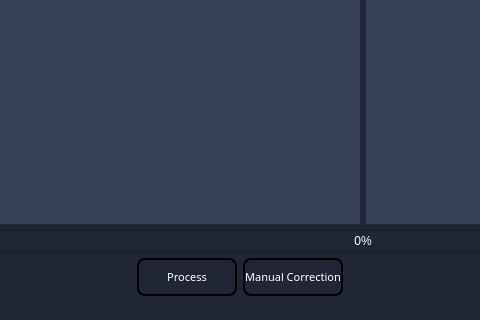
Qt form QT_main.ui (KevinPan2021/Vascular-Segmentation) before a commit; both pictures show x 510 to 990 and y 480 to 800 of the 1500 by 800 pixel window.
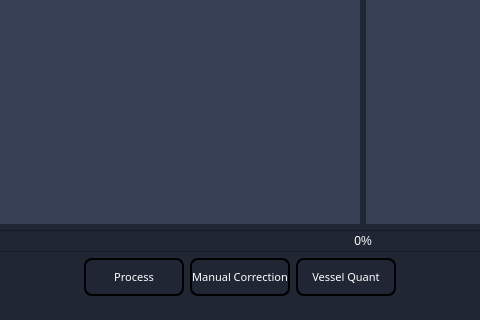
The same form after that commit. Icons and pictures are not drawn.

Diff of the .ui file:
```diff
--- a/QT_main.ui
+++ b/QT_main.ui
@@ -724,6 +724,78 @@
           </property>
          </widget>
         </item>
+        <item>
+         <widget class="QToolButton" name="main_button_vessel_quant">
+          <property name="minimumSize">
+           <size>
+            <width>100</width>
+            <height>38</height>
+           </size>
+          </property>
+          <property name="maximumSize">
+           <size>
+            <width>100</width>
+            <height>38</height>
+           </size>
+          </property>
+          <property name="font">
+           <font>
+            <family>微软雅黑</family>
+            <pointsize>8</pointsize>
+           </font>
+          </property>
+          <property name="toolTipDuration">
+           <number>-1</number>
+          </property>
+          <property name="styleSheet">
+           <string notr="true">QToolButton {
+	color:white; 
+	background:qlineargradient(spread:pad, x1:0, y1:1, x2:0, y2:0, 		stop:0 rgba(32, 38, 52, 255), 
+		stop:1 rgba(91, 99, 120, 255));
+	border: 2px solid black;
+	border-radius: 8px;
+}
+
+QToolButton:checked {
+	color:white; 
+	background-color: rgba(121, 129, 150, 255);
+	border: 2px solid black;
+	border-radius: 8px;
+	padding: 0;
+}
+
+QToolButton:disabled {
+	color:gray; 
+	background-color: rgba(32, 38, 52, 255);
+	border: 2px solid black;
+	border-radius: 8px;
+	padding: 0;
+}</string>
+          </property>
+          <property name="text">
+           <string>Vessel Quant</string>
+          </property>
+          <property name="icon">
+           <iconset>
+            <normaloff>icons/RoI.png</normaloff>icons/RoI.png</iconset>
+          </property>
+          <property name="iconSize">
+           <size>
+            <width>18</width>
+            <height>18</height>
+           </size>
+          </property>
+          <property name="checkable">
+           <bool>false</bool>
+          </property>
+          <property name="checked">
+           <bool>false</bool>
+          </property>
+          <property name="toolButtonStyle">
+           <enum>Qt::ToolButtonTextUnderIcon</enum>
+          </property>
+         </widget>
+        </item>
         <item>
          <spacer name="horizontalSpacer_21">
           <property name="orientation">
```
